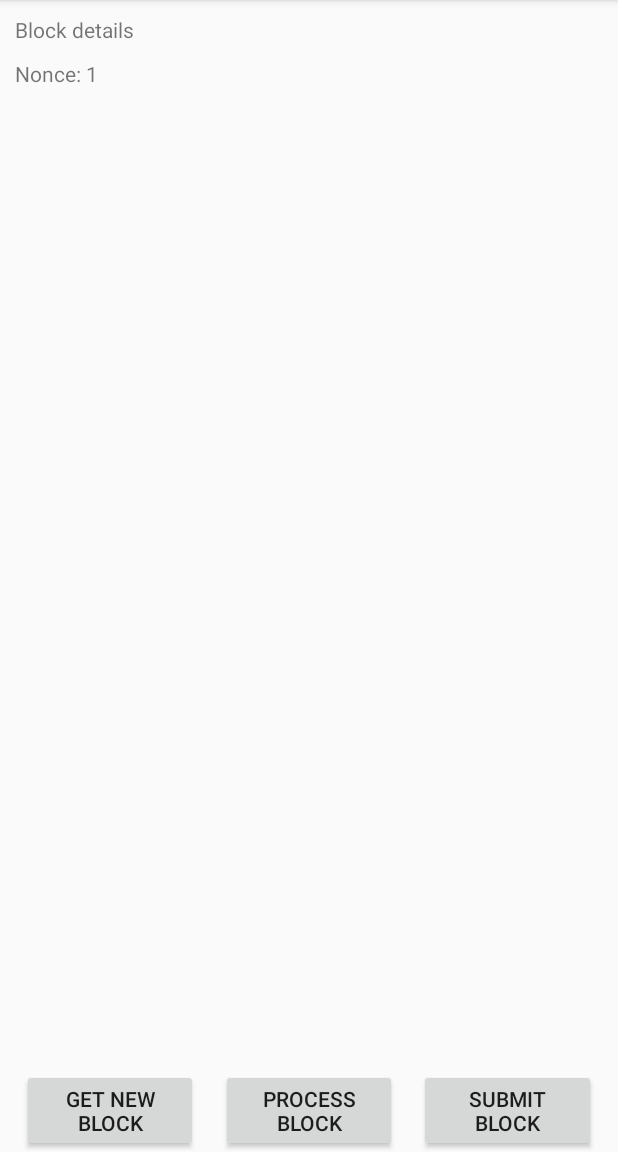
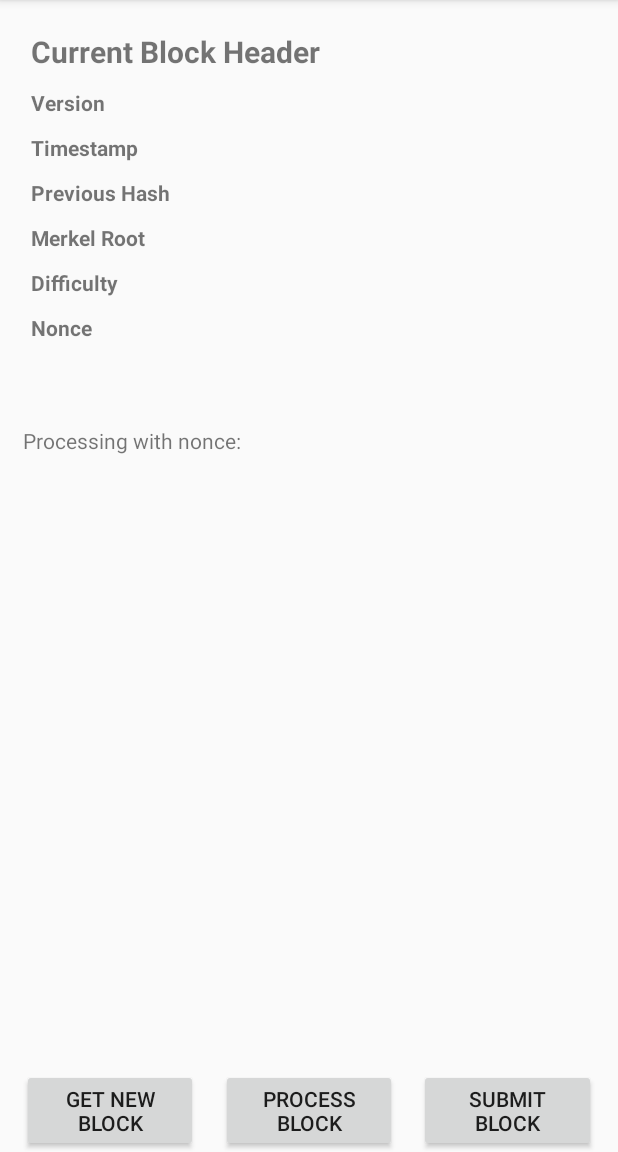
Before and after one commit to sharadjoshi/bitcoin, an Android app: the screen it shows after launch (MineActivity), on a phone screen of 412 x 824 dp, the part 84-1236 px from its top. Run offline under Robolectric (Android 15) with nearby library versions, the phone set to English and light mode, and no system bars; our stand-ins replace Dagger/Hilt's generated code, Timber; libraries missing offline, so code that uses them is left out: retrofit2.converter.jackson; 3 statements that could not run were skipped.

Commit message:
Added a custom view to format the block header

```diff
--- /dev/null
+++ b/app/src/main/java/com/sharadjoshi/mine/bitcoin/main/BlockHeaderView.kt
@@ -0,0 +1,42 @@
+package com.sharadjoshi.mine.bitcoin.main
+
+import android.content.Context
+import android.support.constraint.ConstraintLayout
+import android.util.AttributeSet
+import android.view.View
+import com.sharadjoshi.mine.bitcoin.R
+import com.sharadjoshi.mine.bitcoin.data.BlockHeader
+import kotlinx.android.synthetic.main.block_header_view.view.*
+
+class BlockHeaderView : ConstraintLayout {
+    private var container: View? = null
+
+    constructor(context: Context) : super(context) {
+        initialize(null)
+    }
+
+    constructor(context: Context, attrs: AttributeSet?) : super(context, attrs) {
+        initialize(attrs)
+    }
+
+    constructor(context: Context, attrs: AttributeSet?, defStyleAttr: Int) : super(context, attrs, defStyleAttr) {
+        initialize(attrs)
+    }
+
+    private fun initialize(attrs: AttributeSet?) {
+        container = View.inflate(context, R.layout.block_header_view, null)
+        container?.layoutParams = ConstraintLayout.LayoutParams(ConstraintLayout.LayoutParams.MATCH_PARENT, ConstraintLayout.LayoutParams.WRAP_CONTENT)
+        addView(container)
+    }
+
+    fun setup(blockHeader: BlockHeader) {
+        with (blockHeader) {
+            block_version_value.text = version.toString()
+            block_timestamp_value.text = timestamp.toString()
+            block_prevhash_value.text = prevBlockhash
+            block_merkel_root_value.text = merkleRoot
+            block_difficulty_value.text = difficultyTarget.toString()
+            block_nonce_value.text = nonce.toString()
+        }
+    }
+}
--- a/app/src/main/java/com/sharadjoshi/mine/bitcoin/main/MineActivity.kt
+++ b/app/src/main/java/com/sharadjoshi/mine/bitcoin/main/MineActivity.kt
@@ -26,21 +26,9 @@ class MineActivity : AppCompatActivity() {
 
         get_block.setOnClickListener({ blockHeaderViewModel.getBlock() })
 
-        blockHeaderViewModel.blockHeader.observe(this, Observer { header -> showHeader(header?: BlockHeader()) })
+        blockHeaderViewModel.blockHeader.observe(this, Observer { header -> block_details.setup(header ?: BlockHeader())})
         blockHeaderViewModel.nonce.observe(this, Observer { nonce -> progress.text = nonce.toString() })
 
         process_block.setOnClickListener({ blockHeaderViewModel.processBlock() })
     }
-
-    private fun showHeader(blockHeader: BlockHeader) {
-        val sb = StringBuilder()
-        sb.append("New Block\n")
-                .append("Version       : ${blockHeader.version}\n")
-                .append("Previous Hash : ${blockHeader.prevBlockhash}\n")
-                .append("Merkel Root   : ${blockHeader.merkleRoot}\n")
-                .append("Timestamp     : ${blockHeader.timestamp}\n")
-                .append("Nonce         : ${blockHeader.nonce}")
-
-        block_details.text = sb.toString()
-    }
 }
--- a/app/src/main/res/layout/activity_main.xml
+++ b/app/src/main/res/layout/activity_main.xml
@@ -6,21 +6,20 @@
     android:layout_height="match_parent"
     tools:context="com.sharadjoshi.mine.bitcoin.main.MineActivity">
 
-    <TextView
+    <com.sharadjoshi.mine.bitcoin.main.BlockHeaderView
         android:id="@+id/block_details"
         android:layout_width="wrap_content"
         android:layout_height="wrap_content"
-        android:layout_margin="10dp"
-        android:text="Block details"
-        app:layout_constraintLeft_toLeftOf="parent"
+        app:layout_constraintStart_toStartOf="parent"
         app:layout_constraintTop_toTopOf="parent" />
 
     <TextView
         android:id="@+id/progress"
         android:layout_width="wrap_content"
         android:layout_height="wrap_content"
-        android:layout_margin="10dp"
-        android:text="Nonce: 1"
+        android:layout_marginTop="20dp"
+        android:padding="15dp"
+        android:text="@string/processing_with_nonce"
         app:layout_constraintStart_toStartOf="parent"
         app:layout_constraintTop_toBottomOf="@id/block_details" />
 
@@ -28,7 +27,7 @@
         android:id="@+id/get_block"
         android:layout_width="117dp"
         android:layout_height="wrap_content"
-        android:text="Get New Block"
+        android:text="@string/get_new_block"
         app:layout_constraintBottom_toBottomOf="parent"
         app:layout_constraintEnd_toStartOf="@+id/process_block"
         app:layout_constraintHorizontal_bias="0.5"
@@ -38,7 +37,7 @@
         android:id="@+id/process_block"
         android:layout_width="117dp"
         android:layout_height="wrap_content"
-        android:text="Process Block"
+        android:text="@string/process_block"
         app:layout_constraintBottom_toBottomOf="parent"
         app:layout_constraintEnd_toStartOf="@+id/submit_block"
         app:layout_constraintHorizontal_bias="0.5"
@@ -48,7 +47,7 @@
         android:id="@+id/submit_block"
         android:layout_width="118dp"
         android:layout_height="wrap_content"
-        android:text="Submit Block"
+        android:text="@string/submit_block"
         app:layout_constraintBottom_toBottomOf="parent"
         app:layout_constraintEnd_toEndOf="parent"
         app:layout_constraintHorizontal_bias="0.5"
--- /dev/null
+++ b/app/src/main/res/layout/block_header_view.xml
@@ -0,0 +1,141 @@
+<?xml version="1.0" encoding="utf-8"?>
+<android.support.constraint.ConstraintLayout xmlns:android="http://schemas.android.com/apk/res/android"
+    android:layout_width="match_parent"
+    android:layout_height="match_parent"
+    android:padding="15dp"
+    xmlns:tools="http://schemas.android.com/tools"
+    xmlns:app="http://schemas.android.com/apk/res-auto">
+
+    <TextView
+        android:id="@+id/current_block_details"
+        android:layout_width="wrap_content"
+        android:layout_height="wrap_content"
+        android:padding="5dp"
+        android:textStyle="bold"
+        android:textSize="20dp"
+        app:layout_constraintTop_toTopOf="parent"
+        app:layout_constraintStart_toStartOf="parent"
+        app:layout_constraintEnd_toEndOf="parent"
+        android:text="@string/current_block_header"/>
+
+    <TextView
+        android:id="@+id/block_version"
+        android:layout_width="110dp"
+        android:layout_height="wrap_content"
+        android:padding="5dp"
+        android:textStyle="bold"
+        app:layout_constraintTop_toBottomOf="@+id/current_block_details"
+        app:layout_constraintStart_toStartOf="parent"
+        android:text="@string/version"/>
+
+    <TextView
+        android:id="@+id/block_version_value"
+        android:layout_width="wrap_content"
+        android:layout_height="wrap_content"
+        android:padding="5dp"
+        app:layout_constraintTop_toBottomOf="@+id/current_block_details"
+        app:layout_constraintStart_toEndOf="@id/block_version"
+        tools:text="2"/>
+
+    <TextView
+        android:id="@+id/block_timestamp"
+        android:layout_width="110dp"
+        android:layout_height="wrap_content"
+        android:padding="5dp"
+        android:textStyle="bold"
+        app:layout_constraintTop_toBottomOf="@+id/block_version_value"
+        app:layout_constraintStart_toStartOf="parent"
+        android:text="@string/timestamp"/>
+
+    <TextView
+        android:id="@+id/block_timestamp_value"
+        android:layout_width="wrap_content"
+        android:layout_height="wrap_content"
+        android:padding="5dp"
+        app:layout_constraintTop_toBottomOf="@+id/block_version_value"
+        app:layout_constraintStart_toEndOf="@id/block_version"
+        tools:text="23423424"/>
+
+    <TextView
+        android:id="@+id/block_prevhash"
+        android:layout_width="110dp"
+        android:layout_height="wrap_content"
+        android:padding="5dp"
+        android:textStyle="bold"
+        app:layout_constraintTop_toBottomOf="@+id/block_timestamp"
+        app:layout_constraintStart_toStartOf="parent"
+        android:text="@string/previous_hash"/>
+
+    <TextView
+        android:id="@+id/block_prevhash_value"
+        android:layout_width="wrap_content"
+        android:layout_height="wrap_content"
+        android:padding="5dp"
+        android:maxLines="1"
+        android:ellipsize="end"
+        android:layout_marginEnd="10dp"
+        app:layout_constraintTop_toBottomOf="@+id/block_timestamp_value"
+        app:layout_constraintStart_toEndOf="@id/block_version"
+        tools:text="38573857395394583953857385739539458395"/>
+
+    <TextView
+        android:id="@+id/block_merkel_root"
+        android:layout_width="110dp"
+        android:layout_height="wrap_content"
+        android:padding="5dp"
+        android:textStyle="bold"
+        app:layout_constraintTop_toBottomOf="@+id/block_prevhash"
+        app:layout_constraintStart_toStartOf="parent"
+        android:text="@string/merkel_root"/>
+
+    <TextView
+        android:id="@+id/block_merkel_root_value"
+        android:layout_width="wrap_content"
+        android:layout_height="wrap_content"
+        android:layout_marginEnd="10dp"
+        android:padding="5dp"
+        android:maxLines="1"
+        android:ellipsize="end"
+        app:layout_constraintTop_toBottomOf="@+id/block_prevhash_value"
+        app:layout_constraintStart_toEndOf="@id/block_version"
+        tools:text="4583945839458395"/>
+
+    <TextView
+        android:id="@+id/block_difficulty"
+        android:layout_width="110dp"
+        android:layout_height="wrap_content"
+        android:padding="5dp"
+        android:textStyle="bold"
+        app:layout_constraintTop_toBottomOf="@+id/block_merkel_root"
+        app:layout_constraintStart_toStartOf="parent"
+        android:text="@string/difficulty"/>
+
+    <TextView
+        android:id="@+id/block_difficulty_value"
+        android:layout_width="wrap_content"
+        android:layout_height="wrap_content"
+        android:padding="5dp"
+        app:layout_constraintTop_toBottomOf="@+id/block_merkel_root_value"
+        app:layout_constraintStart_toEndOf="@id/block_version"
+        tools:text="10"/>
+
+    <TextView
+        android:id="@+id/block_nonce"
+        android:layout_width="110dp"
+        android:layout_height="wrap_content"
+        android:padding="5dp"
+        android:textStyle="bold"
+        app:layout_constraintTop_toBottomOf="@+id/block_difficulty"
+        app:layout_constraintStart_toStartOf="parent"
+        android:text="@string/nonce"/>
+
+    <TextView
+        android:id="@+id/block_nonce_value"
+        android:layout_width="wrap_content"
+        android:layout_height="wrap_content"
+        android:padding="5dp"
+        app:layout_constraintTop_toBottomOf="@+id/block_difficulty_value"
+        app:layout_constraintStart_toEndOf="@id/block_version"
+        tools:text="3487238"/>
+
+</android.support.constraint.ConstraintLayout>
--- a/app/src/main/res/values/strings.xml
+++ b/app/src/main/res/values/strings.xml
@@ -1,3 +1,14 @@
 <resources>
     <string name="app_name">Bitcoin</string>
+    <string name="process_block">Process Block</string>
+    <string name="submit_block">Submit Block</string>
+    <string name="get_new_block">Get New Block</string>
+    <string name="processing_with_nonce">Processing with nonce:</string>
+    <string name="version">Version</string>
+    <string name="timestamp">Timestamp</string>
+    <string name="previous_hash">Previous Hash</string>
+    <string name="merkel_root">Merkel Root</string>
+    <string name="difficulty">Difficulty</string>
+    <string name="nonce">Nonce</string>
+    <string name="current_block_header">Current Block Header</string>
 </resources>
```
